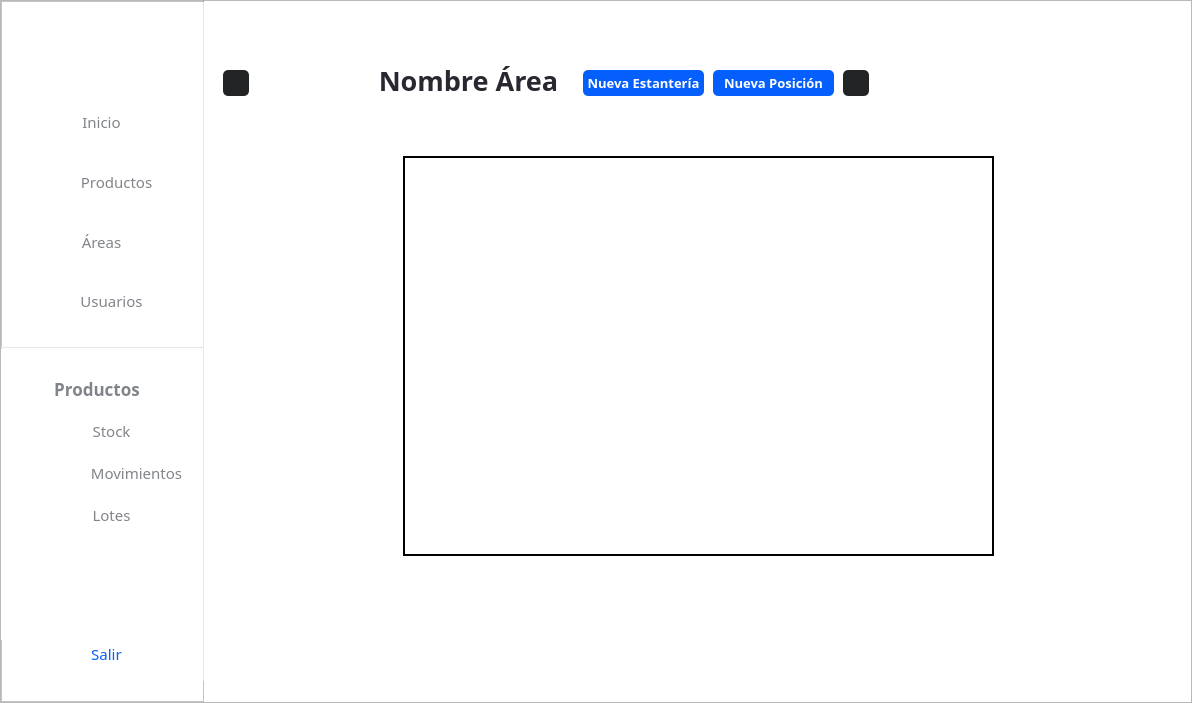
Qt form Interfaces/main/main_ui.ui (juanignaciocansillieri/bullsoft) before a commit.
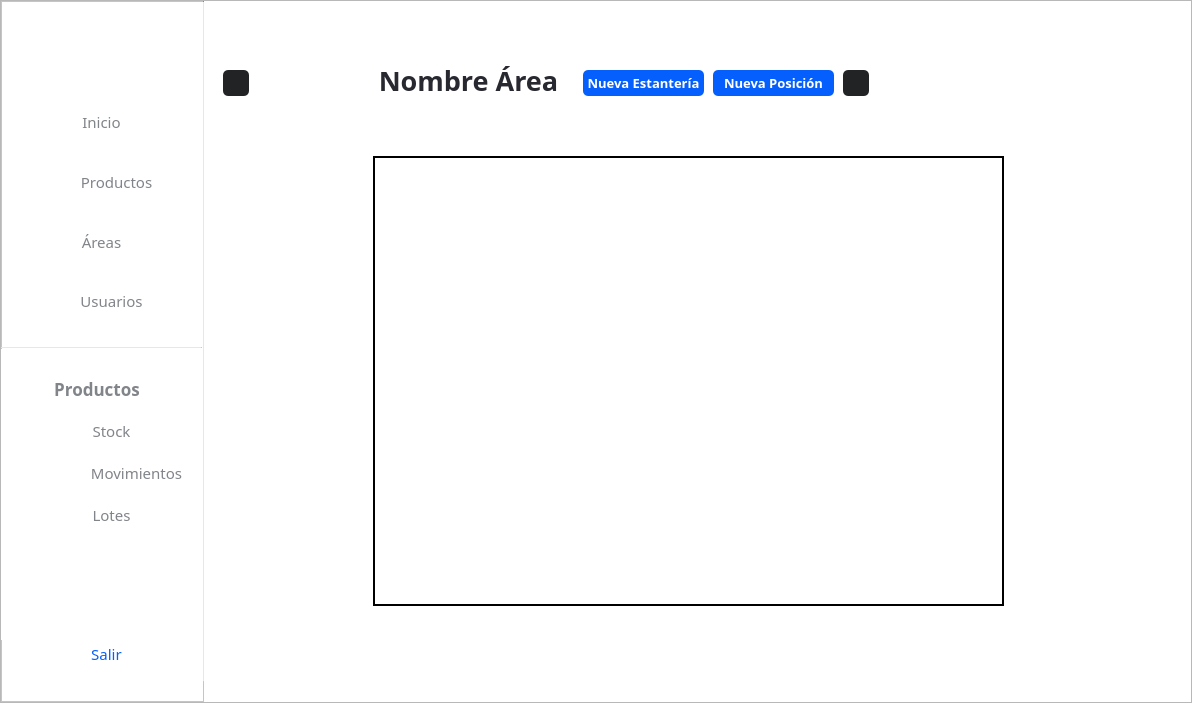
The same form after that commit. The open tabs and pages were chosen to show the change. Icons and pictures are not drawn.

What changed in the file:
```diff
--- a/Interfaces/main/main_ui.ui
+++ b/Interfaces/main/main_ui.ui
@@ -2655,22 +2655,22 @@
                    <widget class="QFrame" name="frame_area">
                     <property name="geometry">
                      <rect>
-                      <x>190</x>
+                      <x>160</x>
                       <y>40</y>
-                      <width>591</width>
-                      <height>400</height>
+                      <width>631</width>
+                      <height>450</height>
                      </rect>
                     </property>
                     <property name="minimumSize">
                      <size>
-                      <width>500</width>
-                      <height>350</height>
+                      <width>631</width>
+                      <height>450</height>
                      </size>
                     </property>
                     <property name="maximumSize">
                      <size>
-                      <width>600</width>
-                      <height>400</height>
+                      <width>620</width>
+                      <height>450</height>
                      </size>
                     </property>
                     <property name="styleSheet">
```
Left out of the diff: 12 changed lines with no effect on the pictures.
